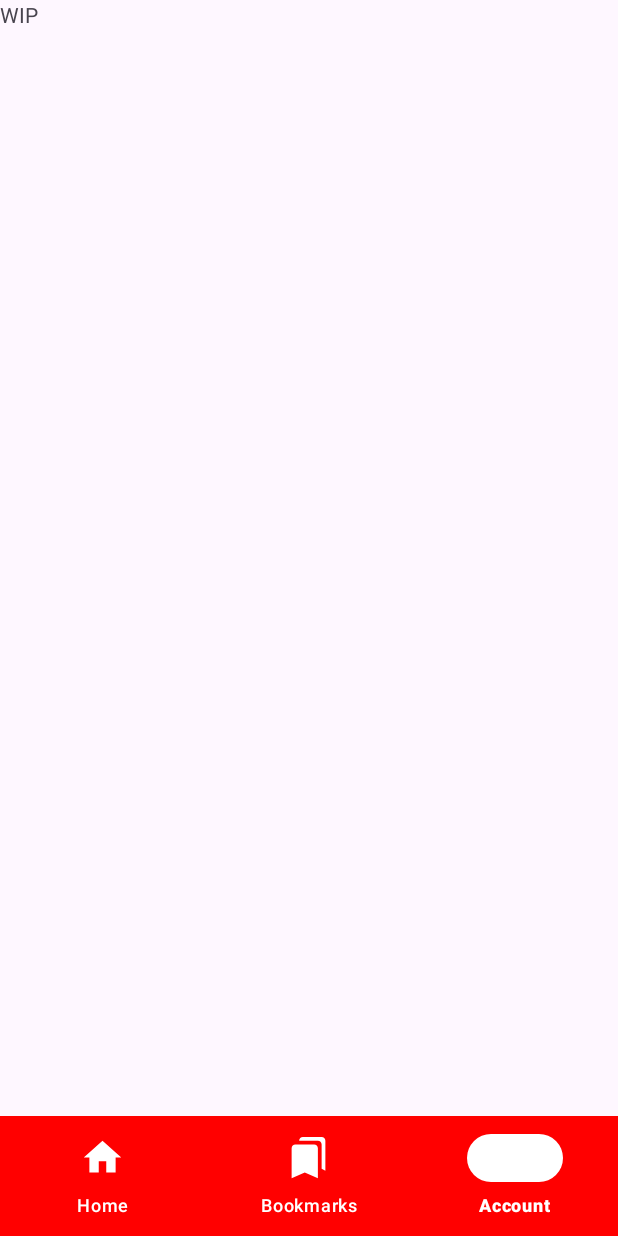
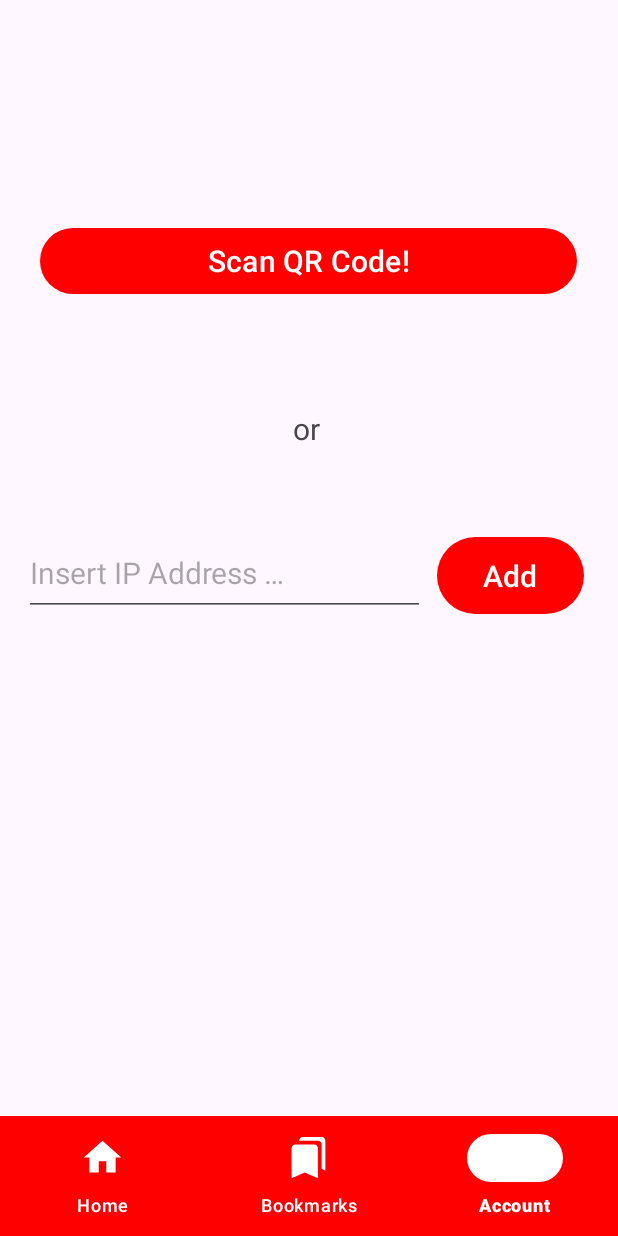
Before and after one commit to MultiTron/YTShare, an Android app: the screen it shows after launch (MainActivity), item 3 of the bottom bar chosen, on a phone screen of 412 x 824 dp. Run offline under Robolectric (Android 15) with nearby library versions, the phone set to English and light mode, and no system bars; our stand-ins replace Volley.

Commit message:
IP Address Selection 2

```diff
--- a/YTShare.Android/app/src/main/java/com/example/ytshare/AccountFragment.kt
+++ b/YTShare.Android/app/src/main/java/com/example/ytshare/AccountFragment.kt
@@ -1,12 +1,17 @@
 package com.example.ytshare
 
 import android.os.Bundle
+import android.view.LayoutInflater
 import androidx.fragment.app.Fragment
-import android.view.LayoutInflater
 import android.view.View
 import android.view.ViewGroup
+import android.widget.Button
+import android.widget.EditText
 
 class AccountFragment : Fragment() {
+
+    private lateinit var mainActivity : MainActivity
+    private lateinit var ipText : EditText
 
     override fun onCreateView(
         inflater: LayoutInflater, container: ViewGroup?,
@@ -15,4 +20,22 @@ class AccountFragment : Fragment() {
         // Inflate the layout for this fragment
         return inflater.inflate(R.layout.fragment_account, container, false)
     }
+
+    override fun onViewCreated(view: View, savedInstanceState: Bundle?) {
+        super.onViewCreated(view, savedInstanceState)
+
+        mainActivity = (activity as MainActivity)
+        ipText = view.findViewById(R.id.ip_text)
+
+        view.findViewById<Button>(R.id.add_button).setOnClickListener {
+            if (ipText.text.isNotEmpty()){
+                mainActivity.ipAddress = ipText.text.toString()
+                ipText.text.clear()
+            }
+        }
+
+        view.findViewById<Button>(R.id.qr_button).setOnClickListener {
+            //TO-DO
+        }
+    }
 }
--- a/YTShare.Android/app/src/main/java/com/example/ytshare/HomeFragment.kt
+++ b/YTShare.Android/app/src/main/java/com/example/ytshare/HomeFragment.kt
@@ -1,57 +1,61 @@
 package com.example.ytshare
 
 import android.os.Bundle
+import android.view.LayoutInflater
 import androidx.fragment.app.Fragment
-import android.view.LayoutInflater
 import android.view.View
 import android.view.ViewGroup
-import android.widget.ArrayAdapter
 import android.widget.Button
 import android.widget.EditText
-import android.widget.Spinner
+import android.widget.ImageView
 import android.widget.TextView
 import com.android.volley.Request
-import com.android.volley.Response
 import com.android.volley.toolbox.StringRequest
 
 class HomeFragment : Fragment() {
 
+    private lateinit var mainActivity : MainActivity
+
+    private lateinit var ipText: TextView
     private lateinit var uriText : EditText
     private lateinit var outputText : TextView
-    private lateinit var mainActivity: MainActivity
-    val baseAddress = "http://192.168.170.42:5233/Share?link="
-//    private lateinit var ipSpinner: Spinner
+    private lateinit var baseAddress : String
+
+    override fun onResume() {
+        super.onResume()
+    }
 
     override fun onCreateView(
         inflater: LayoutInflater, container: ViewGroup?,
         savedInstanceState: Bundle?
-    ): View {
+    ): View? {
         // Inflate the layout for this fragment
-        mainActivity = (activity as MainActivity)
         return inflater.inflate(R.layout.fragment_home, container, false)
     }
 
     override fun onViewCreated(view: View, savedInstanceState: Bundle?) {
         super.onViewCreated(view, savedInstanceState)
-//        ipSpinner = view.findViewById(R.id.ip_select)
-//        ArrayAdapter.createFromResource(
-//            context,
-//            R.array.ips,
-//            android.R.layout.simple_spinner_item
-//        ).also{
-//            adapter -> adapter.setDropDownViewResource(android.R.layout.simple_spinner_dropdown_item)
-//            ipSpinner.adapter = adapter
-//        }
+
+        mainActivity = (activity as MainActivity)
+        ipText = view.findViewById(R.id.ip_text)
+
+        baseAddress = "http://${mainActivity.ipAddress}:5233/Share?link="
+        ipText.text = mainActivity.ipAddress
+
         outputText = view.findViewById(R.id.output_text)
         uriText = view.findViewById(R.id.url_text)
         uriText.setText(mainActivity.sharedUri)
+        view.findViewById<ImageView>(R.id.ip_background).setOnClickListener {
+            mainActivity.replaceFragment(mainActivity.accountFragment)
+        }
         view.findViewById<Button>(R.id.url_button).setOnClickListener{
-            outputText.setText("Somthing is happening")
+            outputText.text = "Something is happening"
             shareRequest()
             uriText.text.clear()
         }
     }
-    fun shareRequest(){
+
+    private fun shareRequest(){
         val stringRequest = StringRequest(
             Request.Method.GET, "${baseAddress}${uriText.text}",
             { response ->
--- a/YTShare.Android/app/src/main/java/com/example/ytshare/MainActivity.kt
+++ b/YTShare.Android/app/src/main/java/com/example/ytshare/MainActivity.kt
@@ -13,13 +13,14 @@ import com.google.android.material.bottomnavigation.BottomNavigationView
 
 class MainActivity : AppCompatActivity() {
 
-    private lateinit var bottomNavView: BottomNavigationView
-    private var homeFragment:HomeFragment = HomeFragment()
-    private var historyFragment:HistoryFragment = HistoryFragment()
-    private var accountFragment:AccountFragment = AccountFragment()
+    private lateinit var bottomNavView : BottomNavigationView
+    public var homeFragment : HomeFragment = HomeFragment()
+    public var historyFragment : HistoryFragment = HistoryFragment()
+    public var accountFragment : AccountFragment = AccountFragment()
     public lateinit var queue : RequestQueue
+    public var ipAddress : String = "0.0.0.0"
 
-    var sharedUri:String = ""
+    var sharedUri : String = ""
 
     override fun onCreate(savedInstanceState: Bundle?) {
         super.onCreate(savedInstanceState)
@@ -64,7 +65,7 @@ class MainActivity : AppCompatActivity() {
         }
     }
 
-    private fun replaceFragment(fragment:Fragment) {
+    public fun replaceFragment(fragment:Fragment) {
         supportFragmentManager.beginTransaction().replace(R.id.frame_container, fragment).commit()
     }
 
--- a/YTShare.Android/app/src/main/res/layout/fragment_account.xml
+++ b/YTShare.Android/app/src/main/res/layout/fragment_account.xml
@@ -1,14 +1,61 @@
 <?xml version="1.0" encoding="utf-8"?>
-<FrameLayout xmlns:android="http://schemas.android.com/apk/res/android"
+<androidx.constraintlayout.widget.ConstraintLayout xmlns:android="http://schemas.android.com/apk/res/android"
+    xmlns:app="http://schemas.android.com/apk/res-auto"
     xmlns:tools="http://schemas.android.com/tools"
+    android:id="@+id/mainLayout"
     android:layout_width="match_parent"
     android:layout_height="match_parent"
     tools:context=".AccountFragment">
 
-    <!-- TODO: Update blank fragment layout -->
+    <Button
+        android:id="@+id/qr_button"
+        android:layout_width="358dp"
+        android:layout_height="52dp"
+        android:layout_marginTop="148dp"
+        android:text="@string/scan_button"
+        android:textSize="20sp"
+        app:layout_constraintEnd_toEndOf="parent"
+        app:layout_constraintHorizontal_bias="0.49"
+        app:layout_constraintStart_toStartOf="parent"
+        app:layout_constraintTop_toTopOf="parent" />
+
+    <EditText
+        android:id="@+id/ip_text"
+        android:layout_width="267dp"
+        android:layout_height="57dp"
+        android:layout_marginStart="16dp"
+        android:ems="10"
+        android:hint="@string/ip_hint"
+        android:inputType="text"
+        android:textSize="20sp"
+        app:layout_constraintBottom_toBottomOf="parent"
+        app:layout_constraintStart_toStartOf="parent"
+        app:layout_constraintTop_toBottomOf="@+id/textView"
+        app:layout_constraintVertical_bias="0.116" />
+
     <TextView
-        android:layout_width="match_parent"
-        android:layout_height="match_parent"
-        android:text="@string/hello_blank_fragment" />
+        android:id="@+id/textView"
+        android:layout_width="wrap_content"
+        android:layout_height="wrap_content"
+        android:layout_marginTop="72dp"
+        android:text="@string/or_text"
+        android:textSize="20sp"
+        app:layout_constraintEnd_toEndOf="parent"
+        app:layout_constraintHorizontal_bias="0.496"
+        app:layout_constraintStart_toStartOf="parent"
+        app:layout_constraintTop_toBottomOf="@+id/qr_button" />
 
-</FrameLayout>
+    <Button
+        android:id="@+id/add_button"
+        android:layout_width="98dp"
+        android:layout_height="59dp"
+        android:text="@string/ip_button"
+        android:textSize="20sp"
+        app:layout_constraintBottom_toBottomOf="parent"
+        app:layout_constraintEnd_toEndOf="parent"
+        app:layout_constraintHorizontal_bias="0.266"
+        app:layout_constraintStart_toEndOf="@+id/ip_text"
+        app:layout_constraintTop_toBottomOf="@+id/textView"
+        app:layout_constraintVertical_bias="0.117" />
+
+</androidx.constraintlayout.widget.ConstraintLayout>
--- a/YTShare.Android/app/src/main/res/values/strings.xml
+++ b/YTShare.Android/app/src/main/res/values/strings.xml
@@ -5,13 +5,14 @@
     <string name="bottom_account">Account</string>
     <string name="url_hint">Insert YouTube Link …</string>
     <string name="url_button">Send</string>
+    <string name="scan_button">Scan QR Code!</string>
+    <string name="or_text">or</string>
+    <string name="ip_hint">Insert IP Address …</string>
+    <string name="ip_button">Add</string>
     <!-- TODO: Remove or change this placeholder text -->
     <string name="hello_blank_fragment">WIP</string>
     <string-array name="ips">
-        <item>192.168.0.47</item>
-        <item>192.168.0.15</item>
-        <item>192.168.2.2</item>
-        <item>192.168.10.18</item>
+
     </string-array>
 
 </resources>
```
Also changed, not shown: YTShare.Android/app/src/main/res/drawable/ip_drawable.xml (+14 -2 lines), YTShare.Android/app/src/main/res/layout/fragment_home.xml (+19 -11 lines).
